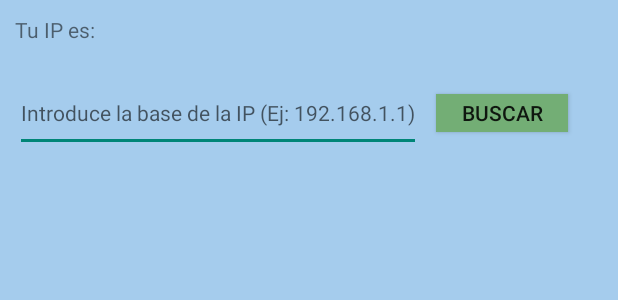
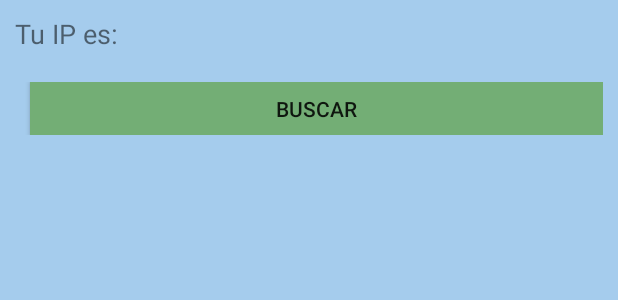
Before and after one commit to martins25/NetworkScanner, an Android app: the layout activity_main.xml on its own in the app's theme, with its tools: preview values and no code run, on a phone screen of 412 x 824 dp. Shown: the top 300 px of the screen. Run offline under Robolectric (Android 15) with nearby library versions, the phone set to English and light mode, and no system bars.

Commit message:
Modificacion y correcion de errores, deteccion de todas las ip conectadas al mismo segmento de red, eliminado el edtiText para introducir la IP,

```diff
--- a/app/src/main/java/com/example/networkscanner/entidades/Host.java
+++ b/app/src/main/java/com/example/networkscanner/entidades/Host.java
@@ -13,6 +13,9 @@ public class Host implements Serializable {
         this.mac = mac;
     }
 
+    public Host(String ip) {
+        this.ip = ip;
+    }
 
     public String getIp() {
         return ip;
--- a/app/src/main/res/layout/activity_main.xml
+++ b/app/src/main/res/layout/activity_main.xml
@@ -18,12 +18,14 @@
         <TextView
             android:layout_width="wrap_content"
             android:layout_height="wrap_content"
-            android:text="@string/tu_ip_es"/>
+            android:text="@string/tu_ip_es"
+            android:textSize="18sp"/>
 
         <TextView
             android:id="@+id/ipUser"
             android:layout_width="match_parent"
-            android:layout_height="match_parent"/>
+            android:layout_height="match_parent"
+            android:textSize="18sp"/>
 
     </LinearLayout>
 
@@ -34,6 +36,7 @@
         android:orientation="horizontal"
         android:layout_margin="10dp">
 
+        <!--
     <EditText
         android:id="@+id/ipscanner"
         android:layout_width="wrap_content"
@@ -41,12 +44,12 @@
         android:textSize="14sp"
         android:hint="@string/introduce_la_base_de_la_ip_ej_192_168_1_1"
         android:inputType="text"/>
-
+    -->
         <Button
             android:id="@+id/buscar"
             android:layout_marginLeft="10dp"
-            android:layout_width="wrap_content"
-            android:layout_height="25dp"
+            android:layout_width="match_parent"
+            android:layout_height="35dp"
             android:text="@string/buscar"
             android:background="@color/verdePastel"/>
 
--- a/app/src/main/res/layout/adaptador_lista_hosts.xml
+++ b/app/src/main/res/layout/adaptador_lista_hosts.xml
@@ -9,13 +9,15 @@
         android:id="@+id/ipHost"
         android:layout_width="wrap_content"
         android:layout_height="20dp"
-        android:layout_weight="1"/>
+        android:layout_weight="1"
+        android:textSize="16sp"/>
 
     <TextView
         android:id="@+id/mac"
         android:layout_width="wrap_content"
         android:layout_height="20dp"
-        android:layout_weight="1"/>
+        android:layout_weight="1"
+        android:textSize="16sp"/>
 
 
 </LinearLayout>
```
Also changed, not shown: app/src/main/java/com/example/networkscanner/IPUtils.java (+19 -3 lines), app/src/main/java/com/example/networkscanner/MainActivity.java (+25 -32 lines).
